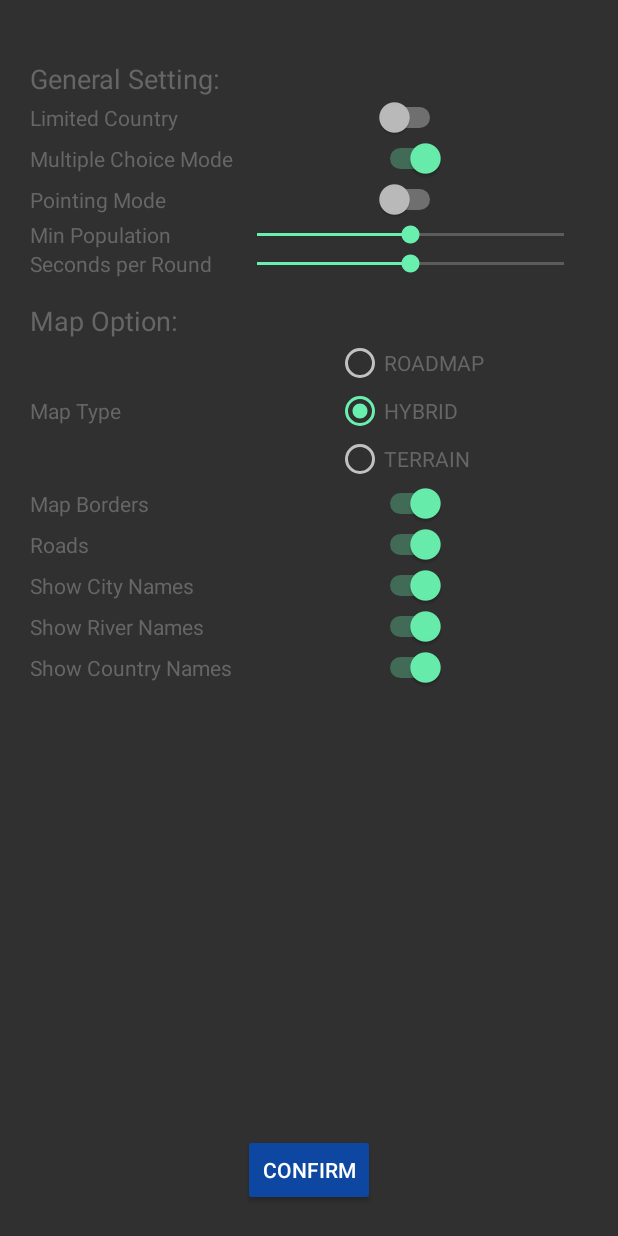
After one commit to GeoGuessrCast/GeoGuessrCastReceiver, an Android app: the layout fragment_customize_profile.xml on its own in the app's theme, with its tools: preview values and no code run, on a phone screen of 412 x 824 dp. The commit adds this screen. Run offline under Robolectric (Android 15) with nearby library versions, the phone set to English and light mode, and no system bars.

Commit message:
Android: new CustomizeProfileFragment...

```diff
--- a/AndroidSender/app/src/main/java/de/tud/kp/geoguessrcast/GameActivity.java
+++ b/AndroidSender/app/src/main/java/de/tud/kp/geoguessrcast/GameActivity.java
@@ -138,6 +138,7 @@ public class GameActivity extends ActionBarActivity {
                 }
             }
         };
+
         //register CastConsumerImpl to CastManager
         sCastManager.addDataCastConsumer(sCastManagerConsumer);
 
@@ -187,6 +188,10 @@ public class GameActivity extends ActionBarActivity {
     @Override
     public void onDestroy() {
         sCastManager.removeDataCastConsumer(sCastManagerConsumer);
+
+        //TODO: clear User admin
+        //TODO: GameManager - restartGame - resetAll!!!
+        mUser = null;
         super.onDestroy();
     }
 
--- a/AndroidSender/app/src/main/java/de/tud/kp/geoguessrcast/fragments/GameMode2Fragment.java
+++ b/AndroidSender/app/src/main/java/de/tud/kp/geoguessrcast/fragments/GameMode2Fragment.java
@@ -40,7 +40,7 @@ public class GameMode2Fragment extends Fragment  {
     private static final String ROUND_NUMBER = "currentRound";
     private static final String TIME_ROUND = "timeRound";
     private static final String CHOICES = "choices";
-    GameActivity mActivity;
+    private GameActivity mActivity;
     private int currentRound;
     private int timeRound;
     private String[] cityChoices;
--- /dev/null
+++ b/AndroidSender/app/src/main/res/layout/fragment_customize_profile.xml
@@ -0,0 +1,276 @@
+<FrameLayout xmlns:android="http://schemas.android.com/apk/res/android"
+    xmlns:tools="http://schemas.android.com/tools" android:layout_width="match_parent"
+    android:layout_height="match_parent"
+    tools:context="de.tud.kp.geoguessrcast.fragments.CustomizeProfileFragment"
+    android:padding="20dp">
+
+    <TableLayout
+        android:layout_width="fill_parent"
+        android:layout_height="wrap_content"
+        android:layout_gravity="center|top"
+        android:stretchColumns="1"
+        android:id="@+id/customize_profile_table"
+        android:paddingBottom="20dp"
+        android:paddingTop="20dp">
+
+        <TableRow
+            android:layout_width="fill_parent"
+            android:layout_height="fill_parent"
+            android:gravity="center_vertical">
+
+            <TextView
+                android:layout_width="wrap_content"
+                android:layout_height="wrap_content"
+                android:textAppearance="?android:attr/textAppearanceMedium"
+                android:text="General Setting:"
+                android:layout_column="0"
+                android:textColor="@color/mainText" />
+        </TableRow>
+
+        <TableRow
+            android:layout_width="fill_parent"
+            android:layout_height="fill_parent"
+            android:gravity="center_vertical">
+
+
+            <TextView
+                android:layout_width="wrap_content"
+                android:layout_height="wrap_content"
+                android:text="Limited Country"/>
+
+            <Switch
+                android:layout_width="wrap_content"
+                android:layout_height="wrap_content"
+                android:id="@+id/limited_country"
+                android:checked="false"
+                android:layout_gravity="center_horizontal" />
+        </TableRow>
+
+        <TableRow
+            android:layout_width="fill_parent"
+            android:layout_height="fill_parent"
+            android:gravity="center_vertical">
+
+
+            <TextView
+                android:layout_width="wrap_content"
+                android:layout_height="wrap_content"
+                android:text="Multiple Choice Mode" />
+
+            <Switch
+                android:layout_width="wrap_content"
+                android:layout_height="wrap_content"
+                android:id="@+id/multiple_choice_mode"
+                android:checked="true"
+                android:layout_gravity="center_horizontal" />
+        </TableRow>
+
+        <TableRow
+            android:layout_width="fill_parent"
+            android:layout_height="fill_parent"
+            android:gravity="center_vertical">
+
+            <TextView
+                android:layout_width="wrap_content"
+                android:layout_height="wrap_content"
+                android:text="Pointing Mode" />
+
+            <Switch
+                android:layout_width="wrap_content"
+                android:layout_height="wrap_content"
+                android:id="@+id/pointing_mode"
+                android:checked="false"
+                android:layout_gravity="center_horizontal" />
+
+        </TableRow>
+
+        <TableRow
+            android:layout_width="fill_parent"
+            android:layout_height="fill_parent"
+            android:gravity="center_vertical">
+
+
+            <TextView
+                android:layout_width="wrap_content"
+                android:layout_height="wrap_content"
+                android:text="Min Population" />
+
+            <SeekBar
+                android:layout_width="fill_parent"
+                android:layout_height="wrap_content"
+                android:id="@+id/min_population"
+                android:max="500000"
+                android:progress="250000" />
+        </TableRow>
+
+        <TableRow
+            android:layout_width="fill_parent"
+            android:layout_height="fill_parent"
+            android:gravity="center_vertical">
+
+            <TextView
+                android:layout_width="wrap_content"
+                android:layout_height="wrap_content"
+                android:text="Seconds per Round" />
+
+            <SeekBar
+                android:layout_width="fill_parent"
+                android:layout_height="wrap_content"
+                android:id="@+id/time_per_round"
+                android:max="30"
+                android:progress="15"
+                android:indeterminate="false" />
+        </TableRow>
+
+        <TableRow
+            android:layout_width="fill_parent"
+            android:layout_height="fill_parent"
+            android:gravity="center_vertical"
+            android:paddingTop="@dimen/abc_action_bar_icon_vertical_padding_material">
+
+
+            <TextView
+                android:layout_width="wrap_content"
+                android:layout_height="wrap_content"
+                android:textAppearance="?android:attr/textAppearanceMedium"
+                android:text="Map Option:"
+                android:layout_column="0"
+                android:textColor="@color/mainText"  />
+
+
+        </TableRow>
+
+        <TableRow
+            android:layout_width="fill_parent"
+            android:layout_height="fill_parent"
+            android:gravity="center_vertical">
+            <TextView
+                android:layout_width="wrap_content"
+                android:layout_height="wrap_content"
+                android:text="Map Type"/>
+
+            <RadioGroup
+                android:layout_width="fill_parent"
+                android:layout_height="wrap_content"
+                android:layout_column="1"
+                android:orientation="vertical"
+                android:checkedButton="@+id/map_type_hybrid"
+                android:layout_gravity="center_horizontal"
+                android:id="@+id/map_type">
+
+                <RadioButton
+                    android:layout_width="wrap_content"
+                    android:layout_height="wrap_content"
+                    android:text="ROADMAP"
+                    android:id="@+id/map_type_roadmap"
+                    android:textColor="@color/mainText" />
+
+                <RadioButton
+                    android:layout_width="wrap_content"
+                    android:layout_height="wrap_content"
+                    android:text="HYBRID"
+                    android:id="@+id/map_type_hybrid"
+                    android:textColor="@color/mainText" />
+
+                <RadioButton
+                    android:layout_width="wrap_content"
+                    android:layout_height="wrap_content"
+                    android:text="TERRAIN"
+                    android:id="@+id/map_type_terrain"
+                    android:textColor="@color/mainText" />
+            </RadioGroup>
+
+        </TableRow>
+
+        <TableRow
+            android:layout_width="fill_parent"
+            android:layout_height="fill_parent"
+            android:gravity="center_vertical">
+            <TextView
+                android:layout_width="wrap_content"
+                android:layout_height="wrap_content"
+                android:text="Map Borders"/>
+
+            <Switch
+                android:layout_width="wrap_content"
+                android:layout_height="wrap_content"
+                android:id="@+id/map_borders"
+                android:checked="true"
+                android:layout_gravity="center_horizontal" />
+        </TableRow>
+        <TableRow
+            android:layout_width="fill_parent"
+            android:layout_height="fill_parent"
+            android:gravity="center_vertical">
+            <TextView
+                android:layout_width="wrap_content"
+                android:layout_height="wrap_content"
+                android:text="Roads"/>
+
+            <Switch
+                android:layout_width="wrap_content"
+                android:layout_height="wrap_content"
+                android:id="@+id/map_roads"
+                android:checked="true"
+                android:layout_gravity="center_horizontal" />
+        </TableRow>
+        <TableRow
+            android:layout_width="fill_parent"
+            android:layout_height="fill_parent"
+            android:gravity="center_vertical">
+            <TextView
+                android:layout_width="wrap_content"
+                android:layout_height="wrap_content"
+                android:text="Show City Names"/>
+
+            <Switch
+                android:layout_width="wrap_content"
+                android:layout_height="wrap_content"
+                android:id="@+id/show_city_names"
+                android:checked="true"
+                android:layout_gravity="center_horizontal" />
+        </TableRow>
+        <TableRow
+            android:layout_width="fill_parent"
+            android:layout_height="fill_parent"
+            android:gravity="center_vertical">
+            <TextView
+                android:layout_width="wrap_content"
+                android:layout_height="wrap_content"
+                android:text="Show River Names"/>
+
+            <Switch
+                android:layout_width="wrap_content"
+                android:layout_height="wrap_content"
+                android:id="@+id/show_river_names"
+                android:checked="true"
+                android:layout_gravity="center_horizontal" />
+        </TableRow>
+        <TableRow
+            android:layout_width="fill_parent"
+            android:layout_height="fill_parent"
+            android:gravity="center_vertical">
+            <TextView
+                android:layout_width="wrap_content"
+                android:layout_height="wrap_content"
+                android:text="Show Country Names"/>
+
+            <Switch
+                android:layout_width="wrap_content"
+                android:layout_height="wrap_content"
+                android:id="@+id/show_country_names"
+                android:checked="true"
+                android:layout_gravity="center_horizontal" />
+        </TableRow>
+
+    </TableLayout>
+
+    <Button
+        android:layout_width="wrap_content"
+        android:layout_height="wrap_content"
+        android:text="Confirm"
+        android:id="@+id/customize_profile_confirm"
+        android:layout_gravity="center_horizontal|bottom" />
+
+
+</FrameLayout>
--- a/AndroidSender/app/src/main/res/values/strings.xml
+++ b/AndroidSender/app/src/main/res/values/strings.xml
@@ -19,5 +19,6 @@
     <string name="title_activity_welcome">WelcomeActivity</string>
     <string name="hello_world">Hello world!</string>
     <string name="title_activity_main_activity2">MainActivity2</string>
+    <string name="hello_blank_fragment">Hello blank fragment</string>
 
 </resources>
```
Also changed, not shown: AndroidSender/app/src/main/java/de/tud/kp/geoguessrcast/beans/GameProfile.java (+9 -0 lines), AndroidSender/app/src/main/java/de/tud/kp/geoguessrcast/beans/MapOption.java (+27 -0 lines), AndroidSender/app/src/main/java/de/tud/kp/geoguessrcast/beans/User.java (+0 -8 lines), AndroidSender/app/src/main/java/de/tud/kp/geoguessrcast/fragments/ChooseModeFragment.java (+7 -0 lines), AndroidSender/app/src/main/java/de/tud/kp/geoguessrcast/fragments/CustomizeProfileFragment.java (added, +144 -0 lines), 1 other file.
